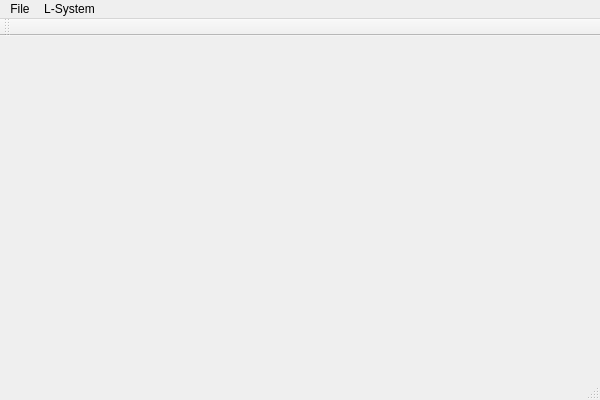
Before: the Qt Designer form SketchTree/MainWindow.ui in gnishida/SketchTree, drawn with Qt 5.
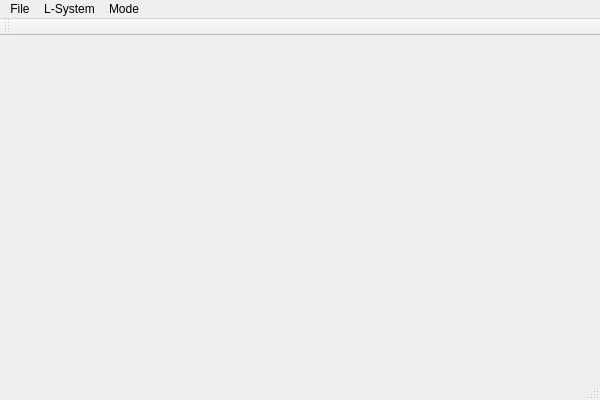
After: the same form once the commit is applied.

```diff
--- a/SketchTree/MainWindow.ui
+++ b/SketchTree/MainWindow.ui
@@ -37,8 +37,16 @@
     </property>
     <addaction name="actionGreedyInverse"/>
    </widget>
+   <widget class="QMenu" name="menuMode">
+    <property name="title">
+     <string>Mode</string>
+    </property>
+    <addaction name="actionModeSketch"/>
+    <addaction name="actionMode3DView"/>
+   </widget>
    <addaction name="menuFile"/>
    <addaction name="menuL_System"/>
+   <addaction name="menuMode"/>
   </widget>
   <widget class="QToolBar" name="mainToolBar">
    <attribute name="toolBarArea">
```
Left out of the diff: 19 changed lines with no effect on the pictures.
